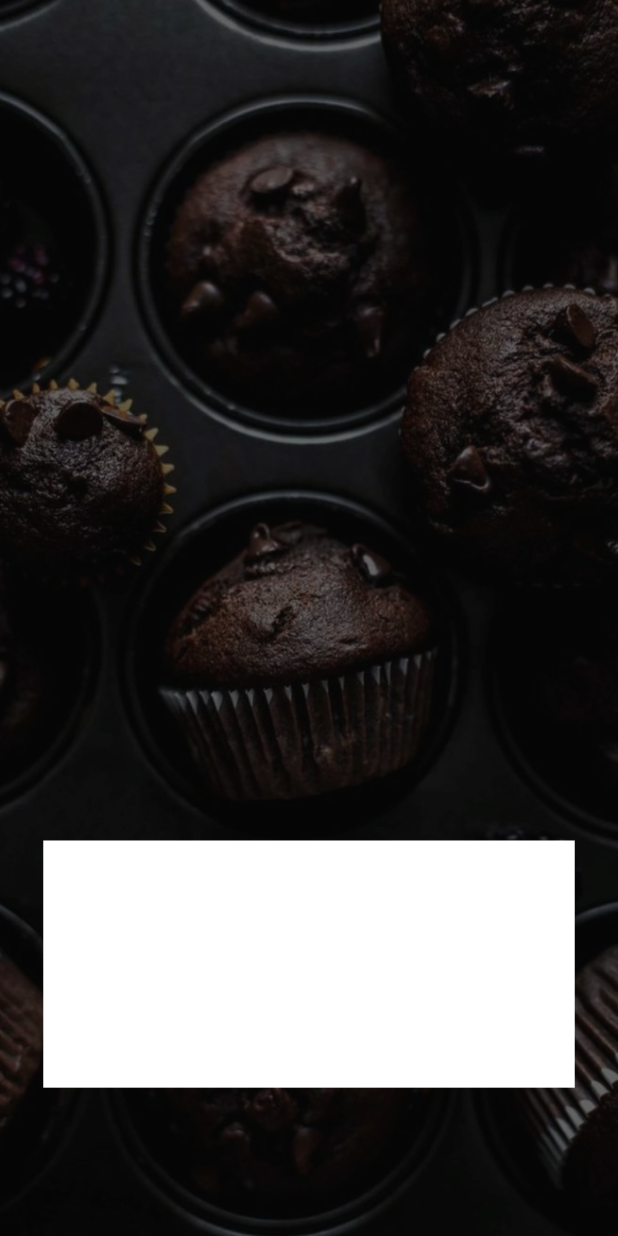
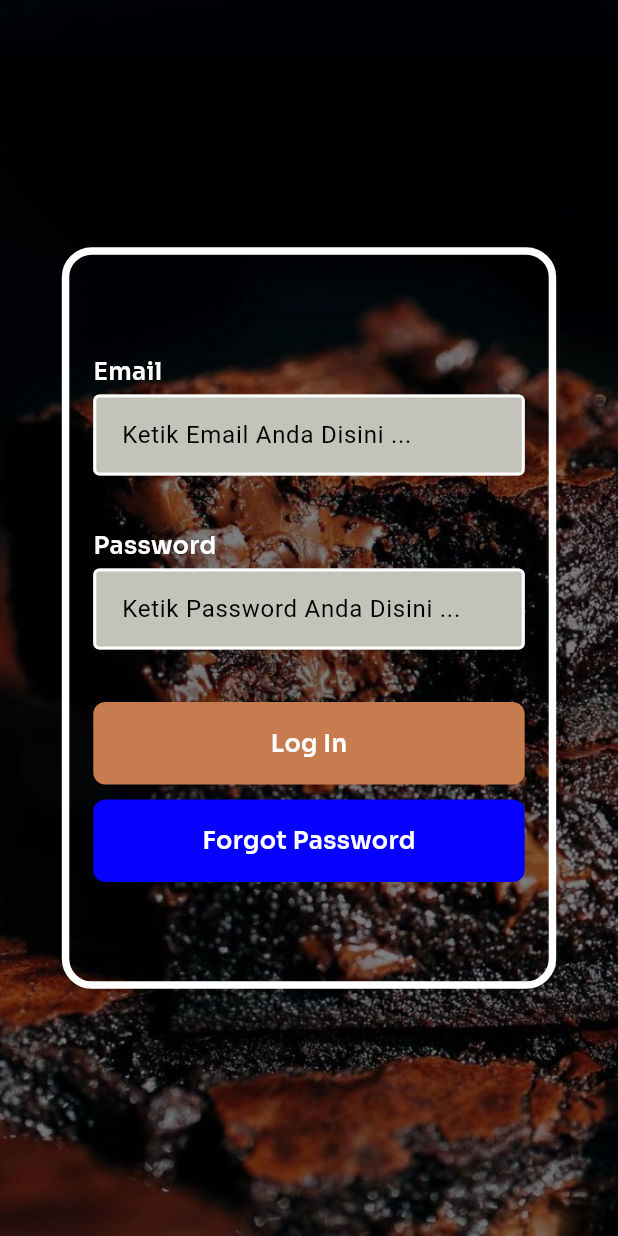
Before and after one commit to WIBU1234/atmabakerymobile, a Flutter app: the screen it shows after launch, on a phone screen of 412 x 824 dp. Run offline on Flutter 3.47's test engine with Material 3 defaults, Android fonts, the phone set to English and light mode, and no system bars; our stand-ins replace google_fonts.

Commit message:
View Login Kurang Text Login nyaa. Masuk API dulu wkwk

```diff
--- a/lib/main.dart
+++ b/lib/main.dart
@@ -1,3 +1,4 @@
+import 'package:atmabakerymobile/view/generalView/login.dart';
 import 'package:flutter/material.dart';
 
 // View
@@ -18,7 +19,7 @@
         // colorScheme: ColorScheme.fromSeed(seedColor: Colors.deepPurple),
         useMaterial3: true,
       ),
-      home: const OnBoarding(),
+      home: const LoginPage(),
     );
   }
 }
--- /dev/null
+++ b/lib/view/generalView/login.dart
@@ -0,0 +1,208 @@
+import 'package:flutter/material.dart';
+import 'package:flutter/widgets.dart';
+import 'package:google_fonts/google_fonts.dart';
+
+class LoginPage extends StatefulWidget {
+  const LoginPage({super.key});
+
+  @override
+  State<LoginPage> createState() => _LoginPageState();
+}
+
+class _LoginPageState extends State<LoginPage> {
+  final _formKey = GlobalKey<FormState>();
+
+  //text editing controller
+  final emailController = TextEditingController();
+  final passwordController = TextEditingController();
+
+  @override
+  Widget build(BuildContext context) {
+    double screenWidth = MediaQuery.of(context).size.width;
+    double screenHeight = MediaQuery.of(context).size.height;
+
+    return Scaffold(
+
+      body: SafeArea(
+        child: Container(
+          decoration: BoxDecoration(
+            image: DecorationImage(
+              image: const AssetImage('assets/images/Fudgy Brown Butter Brownies - Butternut Bakery.jpeg'),
+              fit: BoxFit.cover,
+              colorFilter: ColorFilter.mode(
+                Colors.black.withOpacity(0.5), // Adjust opacity to make it darker or lighter
+                BlendMode.darken, // You can also try BlendMode.multiply for different effects
+              ),
+            )
+          ),
+          child: Form(
+            key: _formKey,
+            child: Column(
+              mainAxisAlignment: MainAxisAlignment.center,
+              children: [
+                Center(
+                  //Login
+
+                  // Box Container
+                  child: Container(
+                    width: 0.80 * screenWidth,
+                    height: 0.60 * screenHeight,
+                    decoration: BoxDecoration(
+                      border: Border.all(
+                        color: Colors.white,
+                        width: 5
+                      ),
+                      borderRadius: BorderRadius.circular(20.0)
+                    ),
+                    child: Column(
+                      mainAxisAlignment: MainAxisAlignment.center,
+                      children: [
+                      // Textfield Email
+                      Padding(
+                        padding: const EdgeInsets.symmetric(horizontal: 16.0),
+                        child: Column(
+                          children: [
+                            Row(
+                              children: [
+                                Text(
+                                  'Email',
+                                  style: GoogleFonts.sora(
+                                    textStyle: const TextStyle(
+                                      color: Colors.white,
+                                      fontWeight: FontWeight.w600,
+                                      fontSize: 16,
+                                    )),
+                                ),
+                              ],
+                            ),
+                            const SizedBox(height: 4),
+                            TextField(
+                              controller: emailController,
+                              decoration: const InputDecoration(
+                                filled: true,
+                                fillColor: Color(0xFFC3C3B9),
+                                enabledBorder: OutlineInputBorder(
+                                  borderSide: BorderSide(color: Colors.white, width: 2.0)
+                                ),
+                                focusedBorder: OutlineInputBorder(
+                                  borderSide: BorderSide(color: Colors.white, width: 2.0)
+                                ),
+                                hintText: 'Ketik Email Anda Disini ...',
+                                hintStyle: TextStyle(color: Colors.black),
+                                contentPadding: EdgeInsets.symmetric(vertical: 15.0, horizontal: 15.0)
+                              ),
+                            ),
+                          ],
+                        ),
+                      ),
+
+                      //Texfield Password
+                      const SizedBox(height: 35),
+                      Padding(
+                        padding: const EdgeInsets.symmetric(horizontal: 16.0),
+                        child: Column(
+                          children: [
+                            Row(
+                              children: [
+                                Text(
+                                  'Password',
+                                  style: GoogleFonts.sora(
+                                    textStyle: const TextStyle(
+                                      color: Colors.white,
+                                      fontWeight: FontWeight.w600,
+                                      fontSize: 16,
+                                    )),
+                                ),
+                              ],
+                            ),
+                            const SizedBox(height: 4),
+                            TextField(
+                              controller: emailController,
+                              decoration: const InputDecoration(
+                                filled: true,
+                                fillColor: Color(0xFFC3C3B9),
+                                enabledBorder: OutlineInputBorder(
+                                  borderSide: BorderSide(color: Colors.white, width: 2.0)
+                                ),
+                                focusedBorder: OutlineInputBorder(
+                                  borderSide: BorderSide(color: Colors.white, width: 2.0)
+                                ),
+                                hintText: 'Ketik Password Anda Disini ...',
+                                hintStyle: TextStyle(color: Colors.black),
+                                contentPadding: EdgeInsets.symmetric(vertical: 15.0, horizontal: 15.0)
+                              ),
+                            ),
+                          ],
+                        ),
+                      ),
+                      // Login Button
+                      const SizedBox(height: 35),
+                      GestureDetector(
+                        onTap: () {
+                          if (_formKey.currentState!.validate()) {
+                            //_loginUser();
+                          }
+                        },
+                        child: Container(
+                          padding: const EdgeInsets.all(16.0),
+                          margin: const EdgeInsets.symmetric(horizontal: 16.0),
+                          decoration:  BoxDecoration(
+                            color: const Color(0xFFC67C4E),
+                            borderRadius: BorderRadius.circular(8)
+                          ),
+                          child: Center(
+                            child: Text(
+                              'Log In',
+                              style: GoogleFonts.sora(
+                                textStyle: const TextStyle(
+                                  color: Colors.white,
+                                  fontSize: 16,
+                                  fontWeight: FontWeight.w600
+                                )
+                              ),
+                            ),
+                          ),
+                        ),
+                      ),
+                      // Forgot Password Button
+                      const SizedBox(height: 10),
+                      GestureDetector(
+                        onTap: () {
+                          if (_formKey.currentState!.validate()) {
+                            //_loginUser();
+                          }
+                        },
+                        child: Container(
+                          padding: const EdgeInsets.all(16.0),
+                          margin: const EdgeInsets.symmetric(horizontal: 16.0),
+                          decoration:  BoxDecoration(
+                            color: const Color(0xFF0500FF),
+                            borderRadius: BorderRadius.circular(8)
+                          ),
+                          child: Center(
+                            child: Text(
+                              'Forgot Password',
+                              style: GoogleFonts.sora(
+                                textStyle: const TextStyle(
+                                  color: Colors.white,
+                                  fontSize: 16,
+                                  fontWeight: FontWeight.w600
+                                )
+                              ),
+                            ),
+                          ),
+                        ),
+                      ),
+                      // @ Explore your taste right now
+                      ],
+                    ),
+                  ),
+                )
+              ],
+            ),
+          ),
+        ),
+      )
+    );
+  }
+}
--- a/pubspec.yaml
+++ b/pubspec.yaml
@@ -11,6 +11,7 @@ dependencies:
     sdk: flutter
   cupertino_icons: ^1.0.6
   shared_preferences: ^2.1.0
+  google_fonts: ^6.1.0
 
   responsive_sizer: ^3.3.1
   flutter_riverpod: ^2.5.1
```
Also changed, not shown: pubspec.lock.
